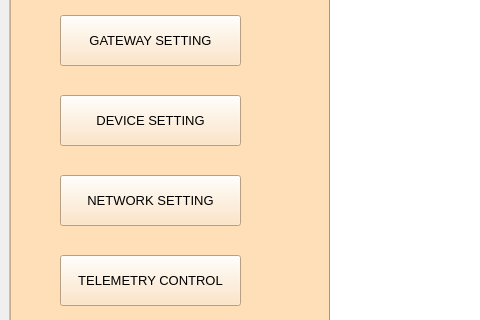
First picture: the form in Thesis/configUI/NEWUI/testtool.ui, repository tnt310/ptn209b3, before the edit; both pictures show x 0 to 480 and y 135 to 455 of the 1178 by 735 pixel window.
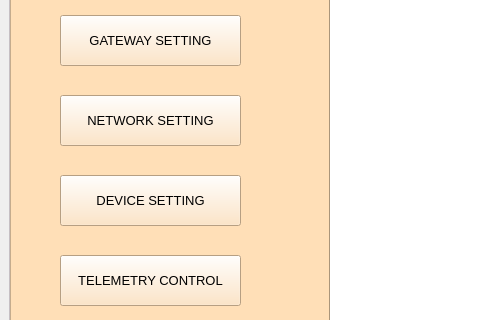
Second picture: the form after the edit.

```diff
--- a/Thesis/configUI/NEWUI/testtool.ui
+++ b/Thesis/configUI/NEWUI/testtool.ui
@@ -55,7 +55,7 @@
          <property name="geometry">
           <rect>
            <x>50</x>
-           <y>300</y>
+           <y>220</y>
            <width>181</width>
            <height>51</height>
           </rect>
@@ -92,7 +92,7 @@
          <property name="geometry">
           <rect>
            <x>50</x>
-           <y>220</y>
+           <y>300</y>
            <width>181</width>
            <height>51</height>
           </rect>
```
